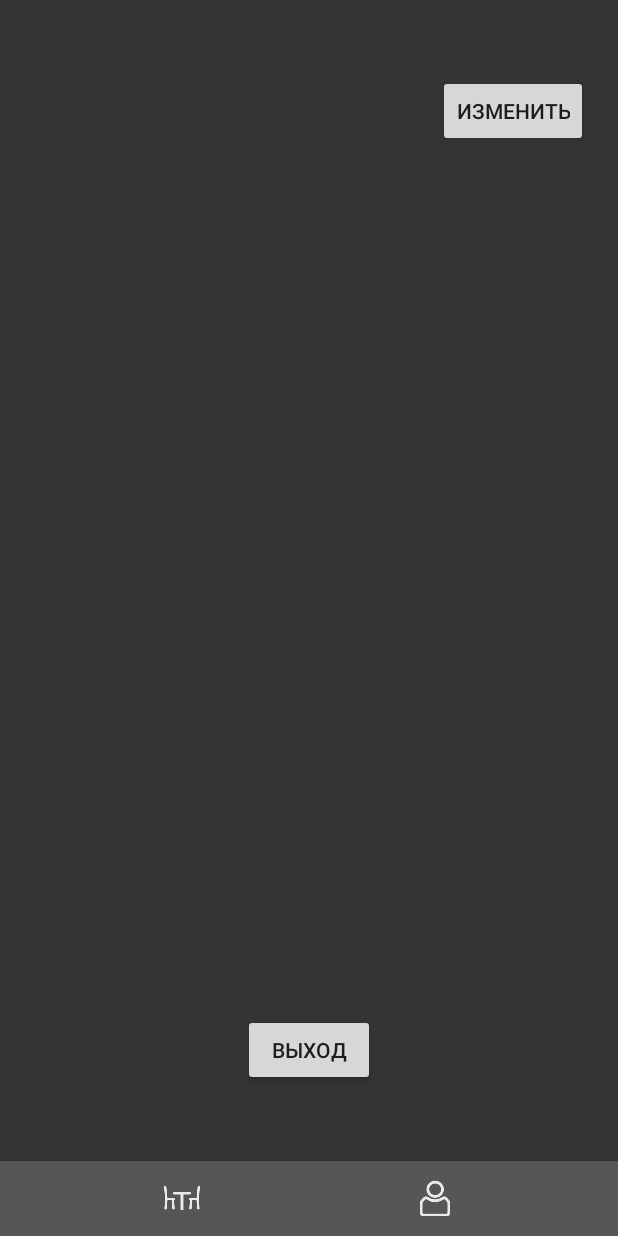
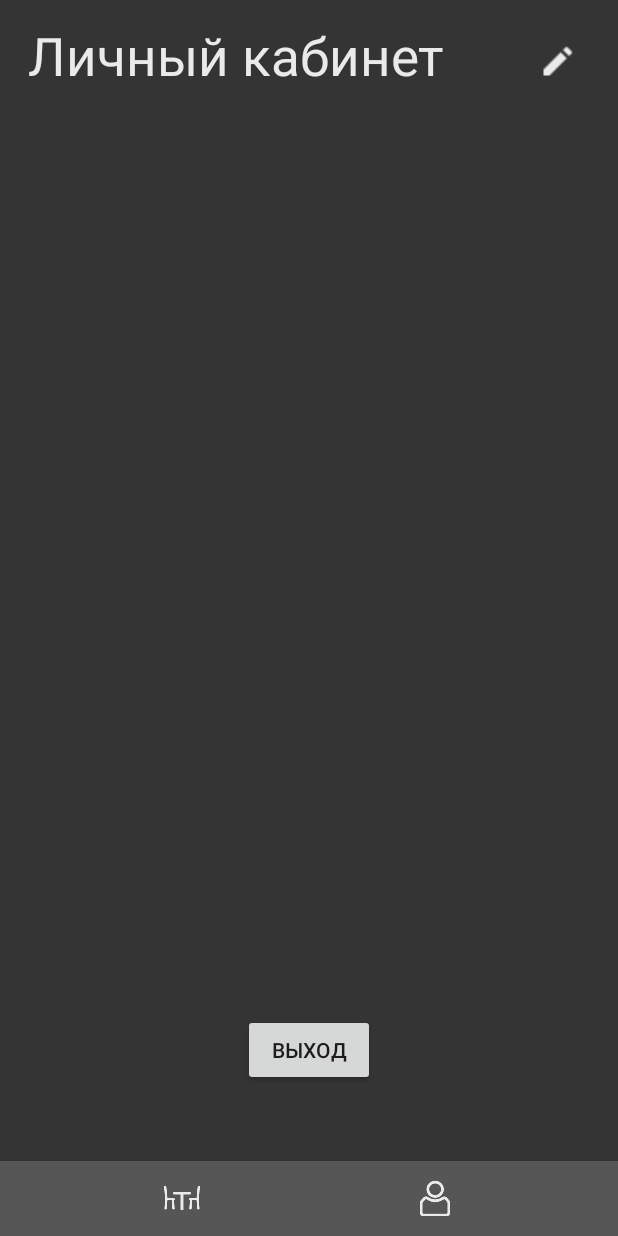
Before and after one commit to Maksbtk/PlaceReserve, an Android app: the screen it shows after launch (MainActivity), item 2 of the bottom bar chosen, on a phone screen of 412 x 824 dp. Run offline under Robolectric (Android 15) with nearby library versions, the phone set to English and light mode, and no system bars.

Commit message:
окно заведений,окно лк,окно редактирования данных лк

```diff
--- a/app/build.gradle
+++ b/app/build.gradle
@@ -28,7 +28,8 @@ dependencies {
     implementation "org.jetbrains.kotlin:kotlin-stdlib-jdk7:$kotlin_version"
     implementation 'com.android.support:appcompat-v7:28.0.0'
     implementation 'com.android.support.constraint:constraint-layout:1.1.3'
-
+    implementation 'com.google.android.gms:play-services-auth:16.0.1'
+    implementation 'com.google.firebase:firebase-auth:16.2.0'
     testImplementation 'junit:junit:4.12'
     androidTestImplementation 'com.android.support.test:runner:1.0.2'
     androidTestImplementation 'com.android.support.test.espresso:espresso-core:3.0.2'
--- a/app/src/main/java/com/example/placereserve/MainActivity.kt
+++ b/app/src/main/java/com/example/placereserve/MainActivity.kt
@@ -10,7 +10,10 @@ import android.support.design.widget.BottomNavigationView
 import android.support.v7.widget.LinearLayoutManager
 import android.view.MenuItem
 
-import android.view.View
+import android.view.View;
+import android.view.animation.Animation;
+import android.view.animation.AnimationUtils;
+
 import android.widget.SearchView
 import android.widget.Toast
 import kotlinx.android.synthetic.main.activity_main.*
@@ -18,6 +21,7 @@ import kotlinx.android.synthetic.main.activity_main.*
 import java.util.Locale.filter
 import android.view.inputmethod.InputMethodManager.HIDE_IMPLICIT_ONLY
 import android.content.Context.INPUT_METHOD_SERVICE
+import android.content.Intent
 import android.support.v4.content.ContextCompat.getSystemService
 import android.view.inputmethod.InputMethodManager
 
@@ -27,14 +31,45 @@ class MainActivity : AppCompatActivity() {
 
     //инициализируем ViewModel ленивым способом
     private val userViewModel by lazy { ViewModelProviders.of(this).get(PlacesViewModel::class.java) }
+    companion object {
+
+        const val TOTAL_COUNT = "total_count"
+
+    }
+
+    override fun onCreate(savedInstanceState: Bundle?) {
+
+        super.onCreate(savedInstanceState)
+        setContentView(R.layout.activity_main)
 
 
-    override fun onCreate(savedInstanceState: Bundle?) {
-        super.onCreate(savedInstanceState)
-        setContentView(R.layout.activity_main)
+        val animAlpha : Animation=AnimationUtils.loadAnimation(this, R.anim.alpha)
+        val btnnvg :  BottomNavigationView = findViewById(R.id.Navigationb)
+
+
+        val flag  = intent.getIntExtra(TOTAL_COUNT,1)
+        when (flag) {
+            1 -> {
+                layout_user.setVisibility(View.INVISIBLE)
+                layout_places.setVisibility(View.VISIBLE)
+                btnnvg.menu.findItem(R.id.navigation_places).setEnabled(false)
+                btnnvg.menu.findItem(R.id.navigation_user).setEnabled(true)
+
+
+            }
+            2 -> {
+
+                layout_user.setVisibility(View.VISIBLE)
+                layout_places.setVisibility(View.INVISIBLE)
+                btnnvg.menu.findItem(R.id.navigation_places).setEnabled(true)
+                btnnvg.menu.findItem(R.id.navigation_user).setEnabled(false)
+
+            }
+        }
         // BottomNavigationViewHelper.removeShiftMode(bottomNavigationView);
         //инициализируем адаптер и присваиваем его списку
         val adapter = PlacesAdapter()
+
 
         placesList.layoutManager = LinearLayoutManager(this)
         placesList.adapter = adapter
@@ -46,10 +81,19 @@ class MainActivity : AppCompatActivity() {
             }
         })
 
+
+        layout_places.setOnClickListener(object : View.OnClickListener {
+            override fun onClick(v: View) {
+
+
+            }
+        })
         // слушатель на нажатиие всей области серчвью
         SearchId.setOnClickListener(object : View.OnClickListener {
             override fun onClick(v: View) {
                 SearchId.setIconified(false)
+               // Navigationb.setVisibility(View.INVISIBLE)
+
             }
         })
 
@@ -73,11 +117,12 @@ class MainActivity : AppCompatActivity() {
 
         })
         //слушатель меню итемов юзер\плейсес
-        val btnnvg :  BottomNavigationView = findViewById(R.id.Navigationb)
+
         btnnvg.setOnNavigationItemSelectedListener ( object : BottomNavigationView.OnNavigationItemSelectedListener {
            override fun onNavigationItemSelected(@NonNull item: MenuItem): Boolean {
                when (item.itemId) {
                    R.id.navigation_user -> {
+
                        layout_user.setVisibility(View.VISIBLE)
                        layout_places.setVisibility(View.INVISIBLE)
                        item.setEnabled(false)
@@ -88,6 +133,7 @@ class MainActivity : AppCompatActivity() {
                        layout_user.setVisibility(View.INVISIBLE)
                        layout_places.setVisibility(View.VISIBLE)
                        item.setEnabled(false)
+
                        btnnvg.menu.findItem(R.id.navigation_user).setEnabled(true)
 
 
@@ -97,23 +143,16 @@ class MainActivity : AppCompatActivity() {
             }
         })
 
-        save_userdata.setOnClickListener(object : View.OnClickListener {
+
+
+        change_data.setOnClickListener(object : View.OnClickListener {
             override fun onClick(v: View) {
-                layout_user.setVisibility(View.VISIBLE)
-              //  layout_places.setVisibility(View.INVISIBLE)
-                Navigationb.setVisibility(View.VISIBLE)
-                layout_change.setVisibility(View.INVISIBLE)
+                v.startAnimation(animAlpha)
+                val cda = Intent(this@MainActivity, Change_data_user::class.java)
+                startActivity(cda)
             }
         })
 
-        change_data.setOnClickListener(object : View.OnClickListener {
-            override fun onClick(v: View) {
-                layout_user.setVisibility(View.INVISIBLE)
-                layout_places.setVisibility(View.INVISIBLE)
-                Navigationb.setVisibility(View.INVISIBLE)
-                layout_change.setVisibility(View.VISIBLE)
-            }
-        })
 
     }
 
--- a/app/src/main/java/com/example/placereserve/PlacesData.kt
+++ b/app/src/main/java/com/example/placereserve/PlacesData.kt
@@ -2,6 +2,10 @@ package com.example.placereserve
 
 object PlacesData{
 
+
+    //
+    //Русик,здеся надо закачивать заведения из бд
+    //
      fun getPlaces()= listOf(
          Places("Йохан Пивохан","Проспект Кирова, 58",R.drawable.r1),
          Places("Карл у клары","Проспект Кирова, 51Б",R.drawable.r2),
--- /dev/null
+++ b/app/src/main/res/anim/alpha.xml
@@ -0,0 +1,10 @@
+<?xml version="1.0" encoding="utf-8"?>
+<set xmlns:android="http://schemas.android.com/apk/res/android"
+     android:interpolator="@android:anim/linear_interpolator">
+    <alpha
+            android:fromAlpha="1.0"
+            android:toAlpha="0.1"
+            android:duration="500"
+            android:repeatCount="1"
+            android:repeatMode="reverse" />
+</set>
--- a/app/src/main/res/layout/activity_main.xml
+++ b/app/src/main/res/layout/activity_main.xml
@@ -18,11 +18,13 @@
             app:menu="@menu/navigation"
             app:labelVisibilityMode="unlabeled"
             app:itemIconTint="@color/TeztColorInPLaces"
-            app:itemTextColor="@color/TeztColorInPLaces">
+            app:itemTextColor="@color/TeztColorInPLaces" android:visibility="visible">
     </android.support.design.widget.BottomNavigationView>
     <FrameLayout
             android:layout_width="match_parent"
-            android:layout_height="match_parent" android:id="@+id/layout_places" android:visibility="visible">
+            android:layout_height="match_parent"
+            android:id="@+id/layout_places"
+    >
 
         <android.support.v7.widget.RecyclerView
                 android:id="@+id/placesList"
@@ -41,17 +43,32 @@
                 android:layout_width="match_parent"
                 android:layout_height="50dp"
                 android:background="@color/colorPrimary"
+                android:imeOptions="actionDone"
+                android:animateLayoutChanges="true"
 
-                android:animateLayoutChanges="true"/>
+        />
 
     </FrameLayout>
     <FrameLayout
             android:layout_width="match_parent"
-            android:layout_height="match_parent" android:visibility="invisible"
+            android:layout_height="match_parent"
             android:id="@+id/layout_user"
 
 
     >
+
+        <ImageButton
+                android:layout_width="42dp"
+                android:layout_height="42dp"
+                android:id="@+id/change_data"
+                android:layout_marginEnd="20dp"
+                android:layout_marginTop="20dp"
+                android:layout_gravity="right"
+                android:tint="@color/TeztColorInPLaces"
+                android:background="@color/colorPrimaryDark"
+                app:srcCompat="@drawable/edit_ico"
+
+        />
 
         <Button
                 android:text="Выход"
@@ -62,52 +79,8 @@
                 android:layout_gravity="bottom|center"
 
         />
-        <Button
-                android:text="Изменить"
-                android:layout_width="wrap_content"
-                android:layout_height="wrap_content"
-                android:id="@+id/change_data"
-                android:layout_marginEnd="20dp"
-                android:layout_marginTop="50dp"
-                android:layout_gravity="right"
-        />
-    </FrameLayout>
-    <FrameLayout
-            android:layout_width="match_parent"
-            android:layout_height="match_parent" android:id="@+id/layout_change" android:visibility="invisible">
-
-
-        <EditText
-                android:layout_gravity="top|center"
-                android:layout_marginTop="230dp"
-                android:layout_width="match_parent"
-                android:layout_height="wrap_content"
-                android:inputType="phone"
-                android:layout_marginStart="16dp"
-                android:layout_marginEnd="10dp"
-                android:text="+7"
-                android:ems="10"
-                android:textSize="20sp"
-                android:textColor="@color/TeztColorInPLaces"
-                android:id="@+id/edit_number_user"/>
-        <EditText
-
-                android:layout_marginStart="16dp"
-                android:layout_marginEnd="10dp"
-                android:layout_gravity="top|center"
-
-                android:gravity="left"
-                android:layout_marginTop="140dp"
-                android:layout_width="match_parent"
-                android:layout_height="wrap_content"
-                android:textSize="20sp"
-
-                android:textColor="@color/TeztColorInPLaces"
-                android:inputType="textPersonName"
-                android:ems="10"
-                android:id="@+id/edit_name_user"/>
         <TextView
-                android:text="Редактировать"
+                android:text="Личный кабинет"
                 android:layout_marginEnd="10dp"
                 android:textSize="35sp"
                 android:gravity="left"
@@ -120,42 +93,10 @@
                 android:layout_height="42dp"
                 android:layout_marginStart="16dp"
                 android:lineHeight="49sp"
-                android:id="@+id/profil"
+                android:id="@+id/user_profil"
         />
-        <TextView
-                android:layout_marginEnd="10dp"
-                android:layout_marginTop="110dp"
-                android:layout_marginStart="16dp"
-                android:text="Введите имя"
-                android:textSize="15sp"
-                android:gravity="left"
-                android:layout_gravity="top|center"
-                android:textColor="@color/TeztColorInPLaces"
-                android:layout_width="match_parent"
-                android:layout_height="25dp" android:id="@+id/text_enter_name"/>
-        <TextView
-                android:layout_marginEnd="10dp"
-                android:layout_marginTop="200dp"
-                android:layout_marginStart="16dp"
-                android:text="Введите номер телефона"
-                android:textSize="15sp"
-                android:gravity="left"
-                android:layout_gravity="top|center"
-                android:textColor="@color/TeztColorInPLaces"
-                android:layout_width="match_parent"
-                android:layout_height="25dp" android:id="@+id/text_enter_number"/>
-        <ImageButton
-                app:srcCompat="@drawable/ico_ok"
-                android:id="@+id/save_userdata"
-                android:layout_gravity="top|right"
-                android:layout_marginTop="20dp"
 
-                android:background="@color/colorPrimaryDark"
-                android:layout_width="42dp"
-                android:layout_marginEnd="10dp"
-                android:layout_height="42dp"
-                android:tint="@color/TeztColorInPLaces"
-        />
     </FrameLayout>
 
+
 </FrameLayout>
```
Also changed, not shown: app/src/main/AndroidManifest.xml (+9 -4 lines), app/src/main/java/com/example/placereserve/Change_data_user.kt (added, +47 -0 lines), app/src/main/res/layout/activity_changedata.xml (added, +108 -0 lines), app/src/main/res/drawable/edit_ico.png (added), app/src/main/res/drawable/ico_back.png (added), 1 other file.
